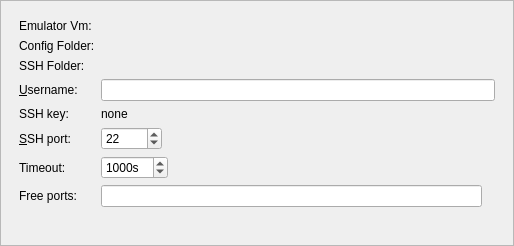
Qt form src/plugins/mer/meremulatordevicewidget.ui (sailfishos/sailfish-qtcreator) before a commit.
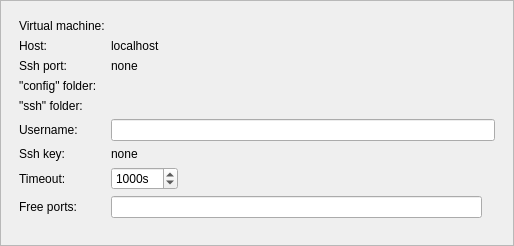
The same form after that commit.

The edit to the form file:
```diff
--- a/src/plugins/mer/meremulatordevicewidget.ui
+++ b/src/plugins/mer/meremulatordevicewidget.ui
@@ -35,13 +35,13 @@
       <property name="geometry">
        <rect>
         <x>0</x>
-        <y>-34</y>
-        <width>491</width>
-        <height>276</height>
+        <y>0</y>
+        <width>508</width>
+        <height>240</height>
        </rect>
       </property>
       <layout class="QGridLayout" name="gridLayout_2">
-       <item row="0" column="0">
+       <item row="1" column="0">
         <widget class="QWidget" name="widget" native="true">
          <layout class="QFormLayout" name="formLayout">
           <property name="fieldGrowthPolicy">
@@ -50,7 +50,7 @@
           <item row="3" column="0">
            <widget class="QLabel" name="emulatorLabel">
             <property name="text">
-             <string>Emulator Vm:</string>
+             <string>Virtual machine:</string>
             </property>
            </widget>
           </item>
@@ -64,14 +64,14 @@
             </property>
            </widget>
           </item>
-          <item row="5" column="0">
+          <item row="7" column="0">
            <widget class="QLabel" name="configFolderLabel">
             <property name="text">
-             <string>Config Folder:</string>
+             <string>&quot;config&quot; folder:</string>
             </property>
            </widget>
           </item>
-          <item row="5" column="1">
+          <item row="7" column="1">
            <widget class="QLabel" name="configFolderLabelEdit">
             <property name="text">
              <string/>
@@ -81,14 +81,14 @@
             </property>
            </widget>
           </item>
-          <item row="6" column="0">
+          <item row="9" column="0">
            <widget class="QLabel" name="sshFolderLabel">
             <property name="text">
-             <string>SSH Folder:</string>
+             <string>&quot;ssh&quot; folder:</string>
             </property>
            </widget>
           </item>
-          <item row="6" column="1">
+          <item row="9" column="1">
            <widget class="QLabel" name="sshFolderLabelEdit">
             <property name="text">
              <string/>
@@ -98,31 +98,31 @@
             </property>
            </widget>
           </item>
-          <item row="7" column="0">
+          <item row="10" column="0">
            <widget class="QLabel" name="userNameLabel">
             <property name="text">
-             <string>&amp;Username:</string>
+             <string>Username:</string>
             </property>
             <property name="buddy">
              <cstring>userLineEdit</cstring>
             </property>
            </widget>
           </item>
-          <item row="7" column="1">
+          <item row="10" column="1">
            <widget class="QLineEdit" name="userLineEdit">
             <property name="text">
              <string notr="true"/>
             </property>
            </widget>
           </item>
-          <item row="8" column="0">
+          <item row="11" column="0">
            <widget class="QLabel" name="sshKeyLabel">
             <property name="text">
-             <string>SSH key:</string>
+             <string>Ssh key:</string>
             </property>
            </widget>
           </item>
-          <item row="8" column="1">
+          <item row="11" column="1">
            <widget class="QLabel" name="sshKeyLabelEdit">
             <property name="text">
              <string>none</string>
@@ -132,30 +132,7 @@
             </property>
            </widget>
           </item>
-          <item row="9" column="0">
-           <widget class="QLabel" name="sshPortLabel">
-            <property name="text">
-             <string>&amp;SSH port:</string>
-            </property>
-            <property name="buddy">
-             <cstring>sshPortSpinBox</cstring>
-            </property>
-           </widget>
-          </item>
-          <item row="9" column="1">
-           <widget class="QSpinBox" name="sshPortSpinBox">
-            <property name="minimum">
-             <number>0</number>
-            </property>
-            <property name="maximum">
-             <number>65535</number>
-            </property>
-            <property name="value">
-             <number>22</number>
-            </property>
-           </widget>
-          </item>
-          <item row="10" column="0">
+          <item row="13" column="0">
            <widget class="QLabel" name="connectionTimeoutLabel">
             <property name="text">
              <string>Timeout:</string>
@@ -165,7 +142,7 @@
             </property>
            </widget>
           </item>
-          <item row="10" column="1">
+          <item row="13" column="1">
            <widget class="QSpinBox" name="timeoutSpinBox">
             <property name="suffix">
              <string>s</string>
@@ -181,7 +158,7 @@
             </property>
            </widget>
           </item>
-          <item row="11" column="0">
+          <item row="14" column="0">
            <widget class="QLabel" name="freePortsLabel">
             <property name="text">
              <string>Free ports:</string>
@@ -191,7 +168,7 @@
             </property>
            </widget>
           </item>
-          <item row="11" column="1">
+          <item row="14" column="1">
            <layout class="QHBoxLayout" name="horizontalLayout_2">
             <item>
              <widget class="QLineEdit" name="portsLineEdit">
@@ -209,6 +186,34 @@
             </item>
            </layout>
           </item>
+          <item row="5" column="0">
+           <widget class="QLabel" name="sshPortLabel">
+            <property name="text">
+             <string>Ssh port:</string>
+            </property>
+           </widget>
+          </item>
+          <item row="5" column="1">
+           <widget class="QLabel" name="sshPortLabelEdit">
+            <property name="text">
+             <string>none</string>
+            </property>
+           </widget>
+          </item>
+          <item row="4" column="0">
+           <widget class="QLabel" name="hostLabel">
+            <property name="text">
+             <string>Host:</string>
+            </property>
+           </widget>
+          </item>
+          <item row="4" column="1">
+           <widget class="QLabel" name="hostLabelEdit">
+            <property name="text">
+             <string>localhost</string>
+            </property>
+           </widget>
+          </item>
          </layout>
          <zorder>userLineEdit</zorder>
          <zorder>userNameLabel</zorder>
```
Left out of the diff: 17 changed lines with no effect on the pictures.
